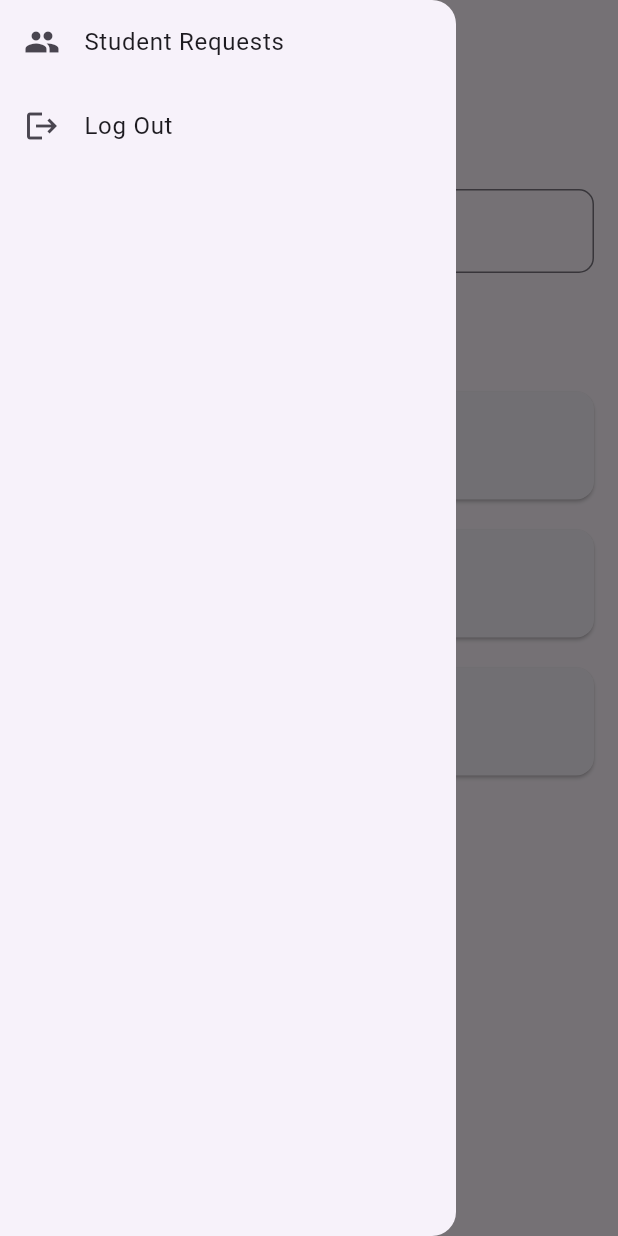
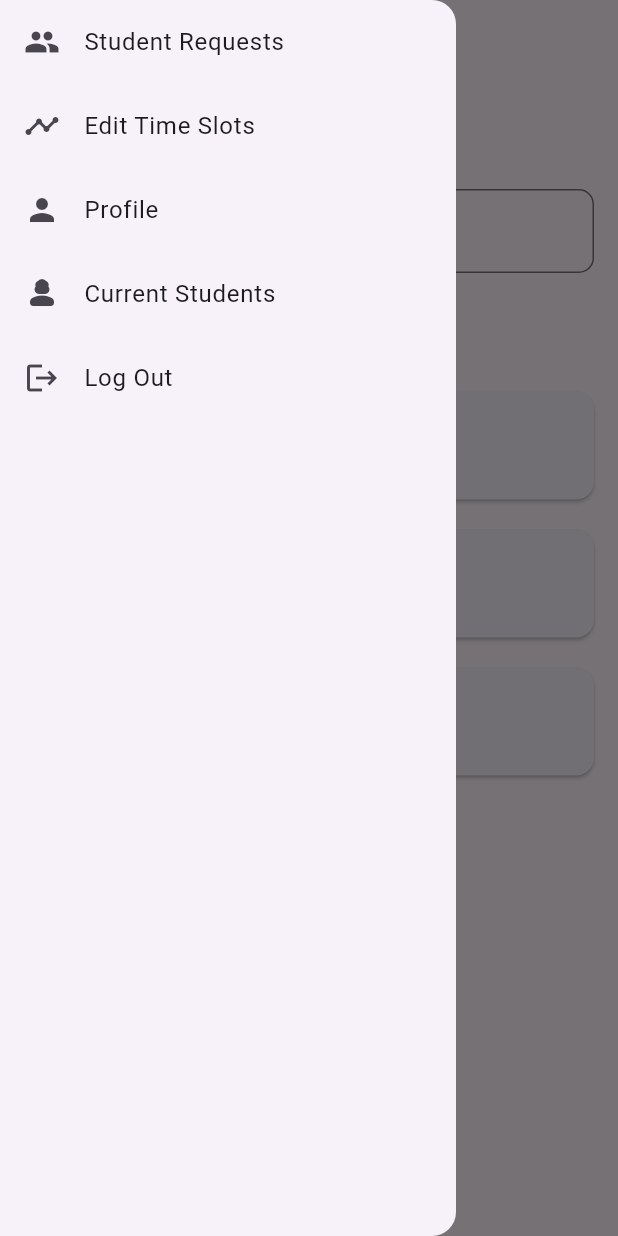
Before and after one commit to nighttourist/guideme, a Flutter app: the TutorHomePage screen opened by its route, with the side drawer open, on a phone screen of 412 x 824 dp. Run offline on Flutter 3.47's test engine with Material 3 defaults, Android fonts, the light colour scheme and no system bars.

Commit message:
Make some new changes in tutor home page

```diff
--- a/lib/pages/tutor_home.dart
+++ b/lib/pages/tutor_home.dart
@@ -52,12 +52,34 @@ class _TutorHomePageState extends State<TutorHomePage> {
               },
             ),
             ListTile(
+              leading: Icon(Icons.timeline),
+              title: Text('Edit Time Slots'),
+              onTap: () {
+                // Log out action here
+              },
+            ),
+            ListTile(
+              leading: Icon(Icons.person),
+              title: Text('Profile'),
+              onTap: () {
+                // Log out action here
+              },
+            ),
+            ListTile(
+              leading: Icon(Icons.person_3_rounded),
+              title: Text('Current Students'),
+              onTap: () {
+                // Log out action here
+              },
+            ),
+            ListTile(
               leading: Icon(Icons.logout),
               title: Text('Log Out'),
               onTap: () {
                 // Log out action here
               },
             ),
+
           ],
         ),
       ),
```
